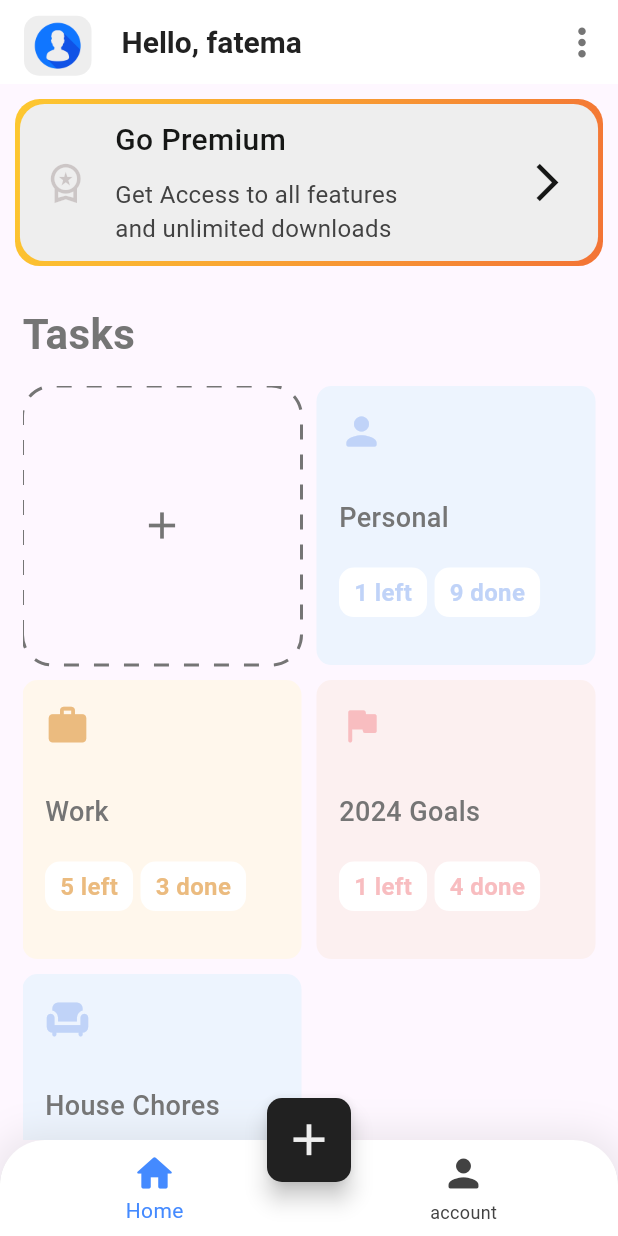
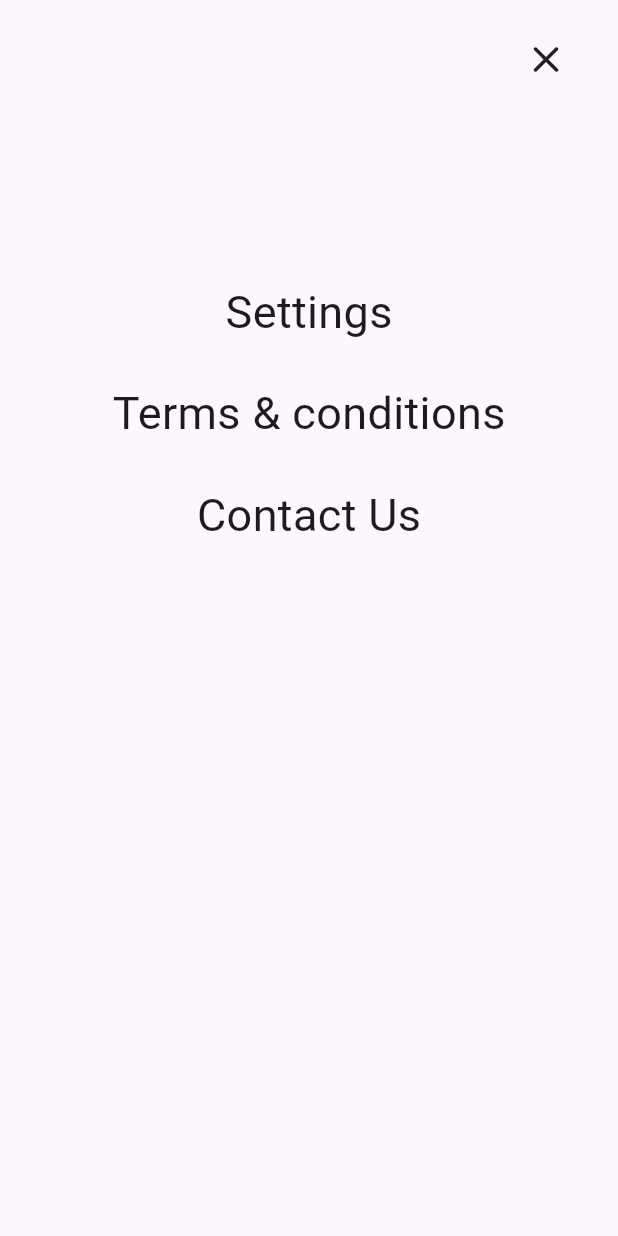
Before and after one commit to fatima-ali97/task-management-system, a Flutter app: the screen it shows after launch, after a tap on the "more vert" icon, on a phone screen of 412 x 824 dp. Run offline on Flutter 3.47's test engine with Material 3 defaults, Android fonts, the phone set to English and light mode, and no system bars; drawn by our look-alikes of dotted_border.

Commit message:
navBar added

```diff
--- a/lib/main.dart
+++ b/lib/main.dart
@@ -19,7 +19,7 @@
       debugShowCheckedModeBanner: false,
       title: 'Task Management System',
       theme: ThemeData(),
-      home: Home(),
+      home: const Home(),
     );
   }
 }
--- a/lib/models/Task_model.dart
+++ b/lib/models/Task_model.dart
@@ -1,3 +1,5 @@
+// ignore_for_file: file_names
+
 import 'package:flutter/material.dart';
 import 'package:task_management_system/widgets/constant.dart';
 
--- a/lib/screens/home_page.dart
+++ b/lib/screens/home_page.dart
@@ -1,4 +1,5 @@
 import 'package:flutter/material.dart';
+import 'package:task_management_system/screens/menu_page.dart';
 import 'package:task_management_system/screens/profile_page.dart';
 import 'package:task_management_system/widgets/constant.dart';
 import 'package:task_management_system/widgets/premium.dart';
@@ -120,7 +121,11 @@
       ),
       actions: [
         IconButton(
-            onPressed: () {},
+            onPressed: () {
+              // ignore: unnecessary_cast
+              Navigator.push(context as BuildContext,
+                  MaterialPageRoute(builder: (context) => const menuPage()));
+            },
             icon: Icon(
               Icons.more_vert,
               color: Colors.grey.shade600,
@@ -146,7 +151,7 @@
         Container(
           padding: const EdgeInsets.all(15),
           child: Text(
-            'Tasks',
+            'Categories',
             style: TextStyle(
                 fontSize: 28,
                 color: Colors.grey.shade600,
--- /dev/null
+++ b/lib/screens/menu_page.dart
@@ -0,0 +1,96 @@
+// ignore_for_file: camel_case_types
+
+import 'package:flutter/material.dart';
+import 'package:flutter/widgets.dart';
+
+import 'package:task_management_system/screens/home_page.dart';
+import 'package:task_management_system/screens/settings.dart';
+
+class menuPage extends StatefulWidget {
+  const menuPage({super.key});
+
+  @override
+  State<menuPage> createState() => _menuPageState();
+}
+
+class _menuPageState extends State<menuPage> {
+  @override
+  Widget build(BuildContext context) {
+    var he = MediaQuery.of(context).size.height;
+    return SafeArea(
+        child: Scaffold(
+      body: Padding(
+        padding: EdgeInsets.only(left: he * 0.03, right: he * 0.03),
+        child: Column(
+          crossAxisAlignment: CrossAxisAlignment.center,
+          children: [
+            Padding(
+              padding: EdgeInsets.only(top: he * 0.03, bottom: he * 0.03),
+              child: Row(
+                children: [
+                  Expanded(child: Container()),
+                  GestureDetector(
+                      onTap: () {
+                        Navigator.pushReplacement(
+                            context,
+                            MaterialPageRoute(
+                              builder: (context) => const Home(),
+                            ));
+                      },
+                      child: const Icon(
+                        Icons.close_rounded,
+                        size: 30,
+                      )),
+                  SizedBox(
+                    width: he * 0.01,
+                  )
+                ],
+              ),
+            ),
+            SizedBox(
+              height: he * 0.13,
+            ),
+            GestureDetector(
+              onTap: () {
+                Navigator.push(
+                    context,
+                    MaterialPageRoute(
+                        builder: (context) => const settingsPage()));
+              },
+              child: const Text(
+                'Settings',
+                style: TextStyle(fontSize: 30),
+              ),
+            ),
+            SizedBox(
+              height: he * 0.03,
+            ),
+            const Text(
+              'Terms & conditions',
+              style: TextStyle(fontSize: 30),
+            ),
+            SizedBox(
+              height: he * 0.03,
+            ),
+            const Text(
+              'Contact Us',
+              style: TextStyle(fontSize: 30),
+            ),
+            SizedBox(
+              height: he * 0.03,
+            ),
+            /*GestureDetector(
+              onTap: () {
+                SystemNavigator.pop() ;
+              },
+              child: const Text(
+                'Log out',
+                style: TextStyle(fontSize: 30),
+              ),
+            ),*/
+          ],
+        ),
+      ),
+    ));
+  }
+}
--- a/lib/widgets/premium.dart
+++ b/lib/widgets/premium.dart
@@ -70,7 +70,7 @@
                 Expanded(child: Container()),
                 IconButton(
                     onPressed: () {},
-                    icon: Icon(
+                    icon: const Icon(
                       Icons.arrow_forward_ios,
                       color: Color.fromARGB(255, 22, 23, 22),
                       size: 30,
--- a/lib/widgets/tasks.dart
+++ b/lib/widgets/tasks.dart
@@ -51,7 +51,7 @@
       );
     },
     child: Container(
-      padding: EdgeInsets.all(15),
+      padding: const EdgeInsets.all(15),
       decoration: BoxDecoration(
           color: taskList.bgColor, borderRadius: BorderRadius.circular(10)),
       child: Column(
```
Also changed, not shown: lib/components/upper_header.dart (added, +32 -0 lines), lib/screens/settings.dart (added, +347 -0 lines).
